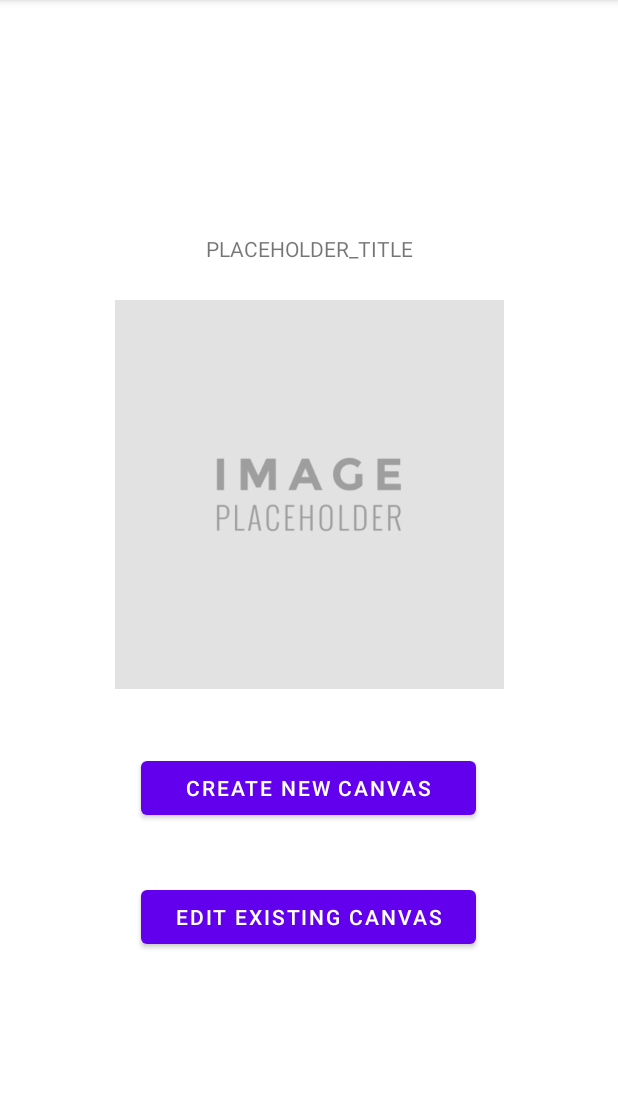
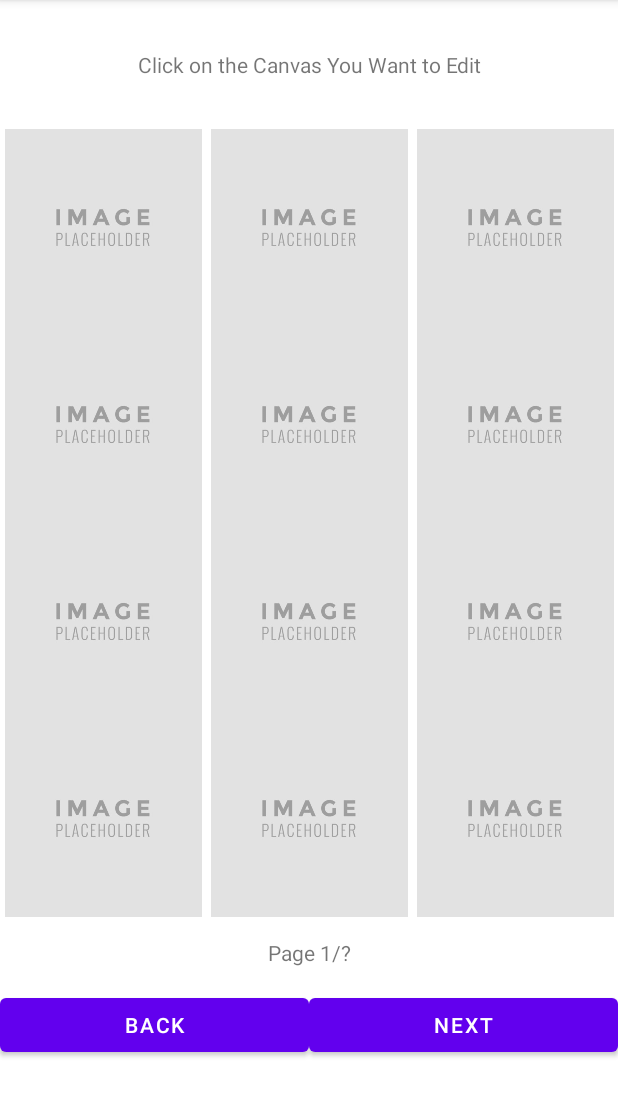
Before and after one commit to Tristonev/PhotoshopWizards, an Android app: the screen it shows after launch (MainActivity), on a phone screen of 412 x 824 dp, the part 84-1200 px from its top. Run offline under Robolectric (Android 15) with nearby library versions, the phone set to English and light mode, and no system bars.

Commit message:
added activity_load_canvas.xml

```diff
--- a/app/src/main/java/edu/utsa/cs3443/photoshopwizards/MainActivity.java
+++ b/app/src/main/java/edu/utsa/cs3443/photoshopwizards/MainActivity.java
@@ -11,7 +11,7 @@ public class MainActivity extends AppCompatActivity implements View.OnClickListe
     @Override
     protected void onCreate(Bundle savedInstanceState){
         super.onCreate(savedInstanceState);
-        setContentView(R.layout.activity_main);
+        setContentView(R.layout.activity_load_canvas);
 
 
     }
--- /dev/null
+++ b/app/src/main/res/layout/activity_load_canvas.xml
@@ -0,0 +1,152 @@
+<?xml version="1.0" encoding="utf-8"?>
+<LinearLayout xmlns:android="http://schemas.android.com/apk/res/android"
+    xmlns:app="http://schemas.android.com/apk/res-auto"
+    xmlns:tools="http://schemas.android.com/tools"
+    android:id="@+id/linearLayout"
+    android:layout_width="match_parent"
+    android:layout_height="match_parent"
+    android:orientation="vertical">
+
+    <TextView
+        android:id="@+id/textView2"
+        android:layout_width="match_parent"
+        android:layout_height="86dp"
+        android:gravity="center"
+        android:text="Click on the Canvas You Want to Edit" />
+
+    <LinearLayout
+        android:layout_width="match_parent"
+        android:layout_height="131dp"
+        android:orientation="horizontal">
+
+        <ImageView
+            android:id="@+id/imageView25"
+            android:layout_width="wrap_content"
+            android:layout_height="wrap_content"
+            android:layout_weight="1"
+            app:srcCompat="@drawable/image_placeholder" />
+
+        <ImageView
+            android:id="@+id/imageView26"
+            android:layout_width="wrap_content"
+            android:layout_height="wrap_content"
+            android:layout_weight="1"
+            app:srcCompat="@drawable/image_placeholder" />
+
+        <ImageView
+            android:id="@+id/imageView24"
+            android:layout_width="wrap_content"
+            android:layout_height="wrap_content"
+            android:layout_weight="1"
+            app:srcCompat="@drawable/image_placeholder" />
+    </LinearLayout>
+
+    <LinearLayout
+        android:layout_width="match_parent"
+        android:layout_height="131dp"
+        android:orientation="horizontal">
+
+        <ImageView
+            android:id="@+id/imageView27"
+            android:layout_width="wrap_content"
+            android:layout_height="wrap_content"
+            android:layout_weight="1"
+            app:srcCompat="@drawable/image_placeholder" />
+
+        <ImageView
+            android:id="@+id/imageView28"
+            android:layout_width="wrap_content"
+            android:layout_height="wrap_content"
+            android:layout_weight="1"
+            app:srcCompat="@drawable/image_placeholder" />
+
+        <ImageView
+            android:id="@+id/imageView29"
+            android:layout_width="wrap_content"
+            android:layout_height="wrap_content"
+            android:layout_weight="1"
+            app:srcCompat="@drawable/image_placeholder" />
+    </LinearLayout>
+
+    <LinearLayout
+        android:layout_width="match_parent"
+        android:layout_height="131dp"
+        android:orientation="horizontal">
+
+        <ImageView
+            android:id="@+id/imageView30"
+            android:layout_width="wrap_content"
+            android:layout_height="wrap_content"
+            android:layout_weight="1"
+            app:srcCompat="@drawable/image_placeholder" />
+
+        <ImageView
+            android:id="@+id/imageView31"
+            android:layout_width="wrap_content"
+            android:layout_height="wrap_content"
+            android:layout_weight="1"
+            app:srcCompat="@drawable/image_placeholder" />
+
+        <ImageView
+            android:id="@+id/imageView32"
+            android:layout_width="wrap_content"
+            android:layout_height="wrap_content"
+            android:layout_weight="1"
+            app:srcCompat="@drawable/image_placeholder" />
+    </LinearLayout>
+
+    <LinearLayout
+        android:layout_width="match_parent"
+        android:layout_height="131dp"
+        android:orientation="horizontal">
+
+        <ImageView
+            android:id="@+id/imageView33"
+            android:layout_width="wrap_content"
+            android:layout_height="wrap_content"
+            android:layout_weight="1"
+            app:srcCompat="@drawable/image_placeholder" />
+
+        <ImageView
+            android:id="@+id/imageView34"
+            android:layout_width="wrap_content"
+            android:layout_height="wrap_content"
+            android:layout_weight="1"
+            app:srcCompat="@drawable/image_placeholder" />
+
+        <ImageView
+            android:id="@+id/imageView35"
+            android:layout_width="wrap_content"
+            android:layout_height="wrap_content"
+            android:layout_weight="1"
+            app:srcCompat="@drawable/image_placeholder" />
+    </LinearLayout>
+
+    <TextView
+        android:id="@+id/textView3"
+        android:layout_width="match_parent"
+        android:layout_height="48dp"
+        android:gravity="center"
+        android:text="Page 1/?" />
+
+    <LinearLayout
+        android:layout_width="match_parent"
+        android:layout_height="match_parent"
+        android:orientation="horizontal">
+
+        <Button
+            android:id="@+id/button3"
+            android:layout_width="wrap_content"
+            android:layout_height="wrap_content"
+            android:layout_weight="1"
+            android:text="Back" />
+
+        <Button
+            android:id="@+id/button4"
+            android:layout_width="wrap_content"
+            android:layout_height="wrap_content"
+            android:layout_weight="1"
+            android:text="Next" />
+    </LinearLayout>
+
+</LinearLayout>
```
